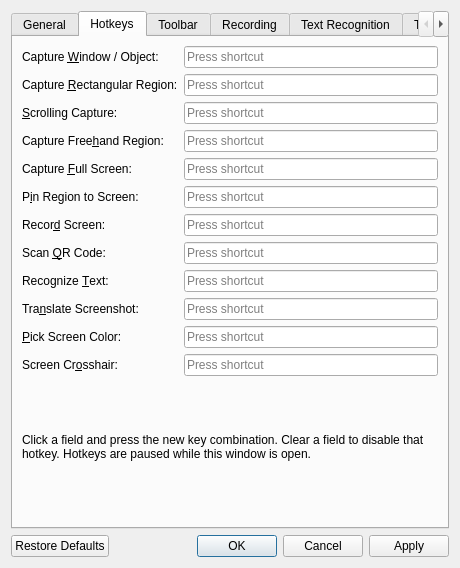
Above: src/settings/SettingsDialog.ui from ChickenSeller/glimpse before the change. Below: the same form after it.
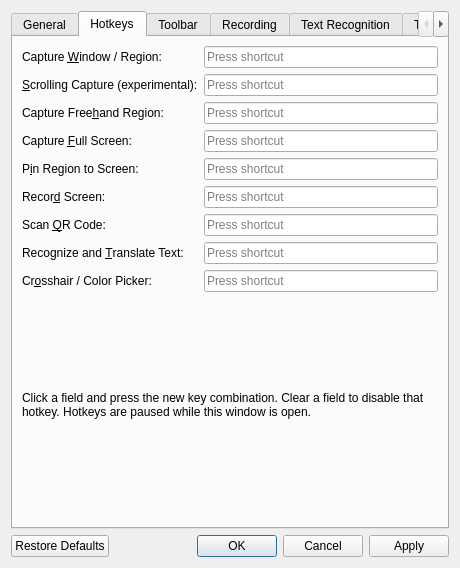
That is the form after the change. The open tabs and pages were chosen to show the change. Custom widgets are drawn as their Qt base class.

```diff
--- a/src/settings/SettingsDialog.ui
+++ b/src/settings/SettingsDialog.ui
@@ -299,7 +299,7 @@
          <item row="0" column="0">
           <widget class="QLabel" name="windowHotkeyLabel">
            <property name="text">
-            <string>Capture &amp;Window / Object:</string>
+            <string>Capture &amp;Window / Region:</string>
            </property>
            <property name="buddy">
             <cstring>windowHotkeyEdit</cstring>
@@ -310,32 +310,19 @@
           <widget class="HotkeyEdit" name="windowHotkeyEdit"/>
          </item>
          <item row="1" column="0">
-          <widget class="QLabel" name="regionHotkeyLabel">
-           <property name="text">
-            <string>Capture &amp;Rectangular Region:</string>
-           </property>
-           <property name="buddy">
-            <cstring>regionHotkeyEdit</cstring>
-           </property>
-          </widget>
-         </item>
-         <item row="1" column="1">
-          <widget class="HotkeyEdit" name="regionHotkeyEdit"/>
-         </item>
-         <item row="2" column="0">
           <widget class="QLabel" name="scrollHotkeyLabel">
            <property name="text">
-            <string>&amp;Scrolling Capture:</string>
+            <string>&amp;Scrolling Capture (experimental):</string>
            </property>
            <property name="buddy">
             <cstring>scrollHotkeyEdit</cstring>
            </property>
           </widget>
          </item>
-         <item row="2" column="1">
+         <item row="1" column="1">
           <widget class="HotkeyEdit" name="scrollHotkeyEdit"/>
          </item>
-         <item row="3" column="0">
+         <item row="2" column="0">
           <widget class="QLabel" name="freehandHotkeyLabel">
            <property name="text">
             <string>Capture Free&amp;hand Region:</string>
@@ -345,10 +332,10 @@
            </property>
           </widget>
          </item>
-         <item row="3" column="1">
+         <item row="2" column="1">
           <widget class="HotkeyEdit" name="freehandHotkeyEdit"/>
          </item>
-         <item row="4" column="0">
+         <item row="3" column="0">
           <widget class="QLabel" name="fullScreenHotkeyLabel">
            <property name="text">
             <string>Capture &amp;Full Screen:</string>
@@ -358,10 +345,10 @@
            </property>
           </widget>
          </item>
-         <item row="4" column="1">
+         <item row="3" column="1">
           <widget class="HotkeyEdit" name="fullScreenHotkeyEdit"/>
          </item>
-         <item row="5" column="0">
+         <item row="4" column="0">
           <widget class="QLabel" name="pinHotkeyLabel">
            <property name="text">
             <string>P&amp;in Region to Screen:</string>
@@ -371,10 +358,10 @@
            </property>
           </widget>
          </item>
-         <item row="5" column="1">
+         <item row="4" column="1">
           <widget class="HotkeyEdit" name="pinHotkeyEdit"/>
          </item>
-         <item row="6" column="0">
+         <item row="5" column="0">
           <widget class="QLabel" name="recordHotkeyLabel">
            <property name="text">
             <string>Recor&amp;d Screen:</string>
@@ -384,10 +371,10 @@
            </property>
           </widget>
          </item>
-         <item row="6" column="1">
+         <item row="5" column="1">
           <widget class="HotkeyEdit" name="recordHotkeyEdit"/>
          </item>
-         <item row="7" column="0">
+         <item row="6" column="0">
           <widget class="QLabel" name="qrHotkeyLabel">
            <property name="text">
             <string>Scan &amp;QR Code:</string>
@@ -397,59 +384,33 @@
            </property>
           </widget>
          </item>
-         <item row="7" column="1">
+         <item row="6" column="1">
           <widget class="HotkeyEdit" name="qrHotkeyEdit"/>
          </item>
-         <item row="8" column="0">
+         <item row="7" column="0">
           <widget class="QLabel" name="ocrHotkeyLabel">
            <property name="text">
-            <string>Recognize &amp;Text:</string>
+            <string>Recognize and &amp;Translate Text:</string>
            </property>
            <property name="buddy">
             <cstring>ocrHotkeyEdit</cstring>
            </property>
           </widget>
          </item>
-         <item row="8" column="1">
+         <item row="7" column="1">
           <widget class="HotkeyEdit" name="ocrHotkeyEdit"/>
          </item>
-         <item row="9" column="0">
-          <widget class="QLabel" name="translateHotkeyLabel">
-           <property name="text">
-            <string>Tra&amp;nslate Screenshot:</string>
-           </property>
-           <property name="buddy">
-            <cstring>translateHotkeyEdit</cstring>
-           </property>
-          </widget>
-         </item>
-         <item row="9" column="1">
-          <widget class="HotkeyEdit" name="translateHotkeyEdit"/>
-         </item>
-         <item row="10" column="0">
-          <widget class="QLabel" name="colorHotkeyLabel">
-           <property name="text">
-            <string>&amp;Pick Screen Color:</string>
-           </property>
-           <property name="buddy">
-            <cstring>colorHotkeyEdit</cstring>
-           </property>
-          </widget>
-         </item>
-         <item row="10" column="1">
-          <widget class="HotkeyEdit" name="colorHotkeyEdit"/>
-         </item>
-         <item row="11" column="0">
+         <item row="8" column="0">
           <widget class="QLabel" name="crosshairHotkeyLabel">
            <property name="text">
-            <string>Screen Cr&amp;osshair:</string>
+            <string>Cr&amp;osshair / Color Picker:</string>
            </property>
            <property name="buddy">
             <cstring>crosshairHotkeyEdit</cstring>
            </property>
           </widget>
          </item>
-         <item row="11" column="1">
+         <item row="8" column="1">
           <widget class="HotkeyEdit" name="crosshairHotkeyEdit"/>
          </item>
         </layout>
```
